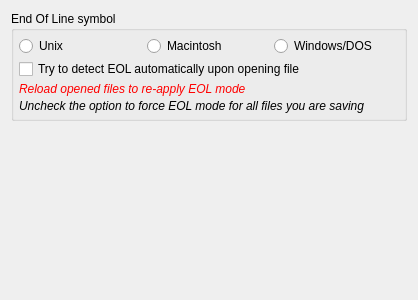
Old version of the form enki/plugins/qpartsettings/Eol.ui in the repository andreikop/enki.
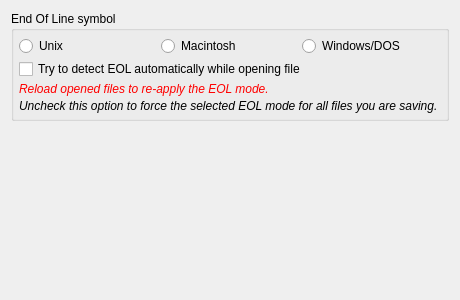
New version of the form.

The edit to the form file:
```diff
--- a/enki/plugins/qpartsettings/Eol.ui
+++ b/enki/plugins/qpartsettings/Eol.ui
@@ -34,7 +34,7 @@
          </font>
         </property>
         <property name="text">
-         <string>Uncheck the option to force EOL mode for all files you are saving</string>
+         <string>Uncheck this option to force the selected EOL mode for all files you are saving.</string>
         </property>
        </widget>
       </item>
@@ -66,7 +66,7 @@
       <item row="2" column="0">
        <widget class="QCheckBox" name="cbAutoDetectEol">
         <property name="text">
-         <string>Try to detect EOL automatically upon opening file</string>
+         <string>Try to detect EOL automatically while opening file</string>
         </property>
        </widget>
       </item>
@@ -115,7 +115,7 @@
          </font>
         </property>
         <property name="text">
-         <string>Reload opened files to re-apply EOL mode</string>
+         <string>Reload opened files to re-apply the EOL mode.</string>
         </property>
        </widget>
       </item>
```
